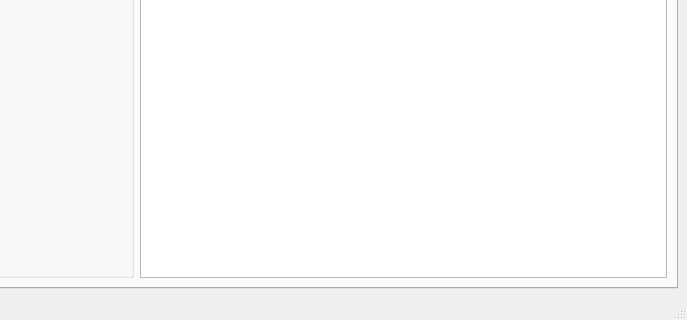
Qt form mainwindow.ui (Emenslimi/CentreDeFormation) before a commit; both pictures show x 413 to 1100 and y 380 to 700 of the 1100 by 700 pixel window.
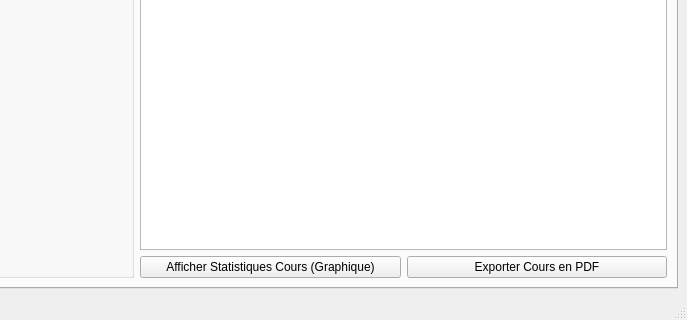
The same form after that commit.

Commit message: Ajout des fonctions Statistiques et Export PDF pour la gestion des cours

The edit to the form file:
```diff
--- a/mainwindow.ui
+++ b/mainwindow.ui
@@ -473,6 +473,24 @@
           <item>
            <widget class="QTableView" name="tableView_cours"/>
           </item>
+          <item>
+           <layout class="QHBoxLayout" name="horizontalLayout_cours_metier">
+            <item>
+             <widget class="QPushButton" name="btn_stat_cours">
+              <property name="text">
+               <string>Afficher Statistiques Cours (Graphique)</string>
+              </property>
+             </widget>
+            </item>
+            <item>
+             <widget class="QPushButton" name="btn_pdf_cours">
+              <property name="text">
+               <string>Exporter Cours en PDF</string>
+              </property>
+             </widget>
+            </item>
+           </layout>
+          </item>
          </layout>
         </item>
        </layout>
```
The commit also changes 4 other files.
